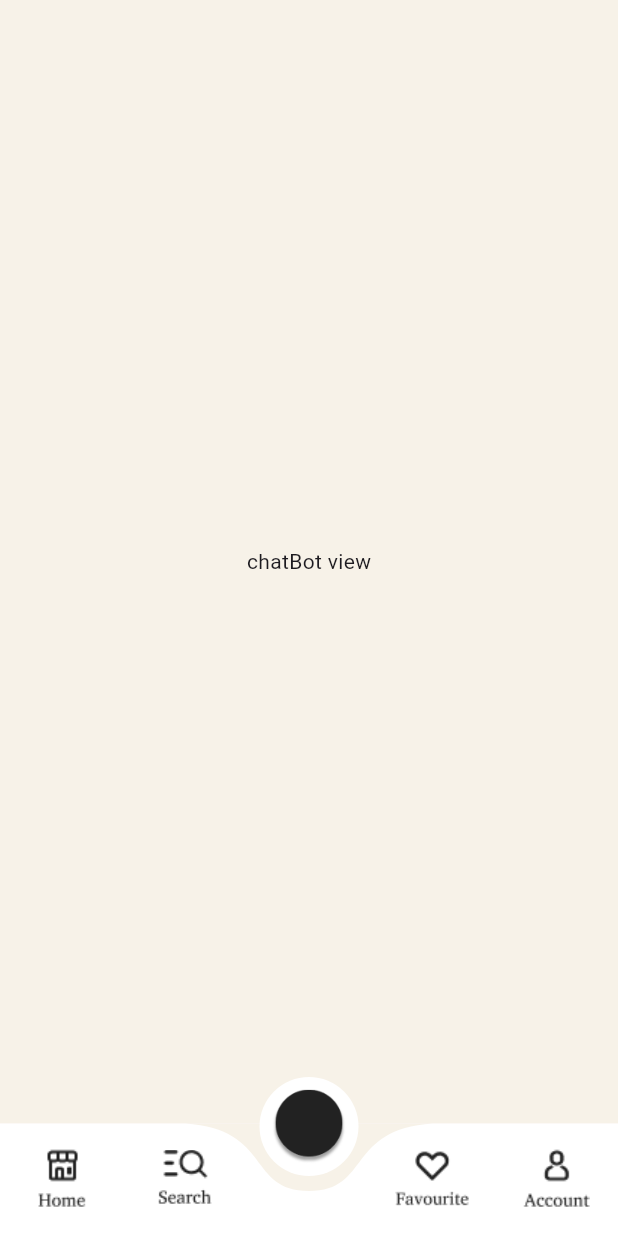
After one commit to Seifmohsen11/Y_balash-graduation_progect-, a Flutter app: the MainViewBody screen opened directly, item 3 of the bottom bar chosen, on a phone screen of 412 x 824 dp. The commit adds this screen. Run offline on Flutter 3.47's test engine with Material 3 defaults, Android fonts, the phone set to English and light mode, and no system bars; drawn by our look-alikes of curved_navigation_bar; our stand-ins replace device_preview, flutter_screenutil, pin_code_fields.

Commit message:
navigation bar and views on it

```diff
--- a/lib/Features/authentication/presentation/views/widgets/login_view_body.dart
+++ b/lib/Features/authentication/presentation/views/widgets/login_view_body.dart
@@ -4,7 +4,7 @@
 import 'package:y_balash/Features/authentication/presentation/views/sign_up_view.dart';
 import 'package:y_balash/Features/authentication/presentation/views/widgets/title_and_password_field.dart';
 import 'package:y_balash/Features/authentication/presentation/views/widgets/title_and_text_field.dart';
-import 'package:y_balash/Features/home/presentation/views/home_view.dart';
+import 'package:y_balash/Features/home/presentation/views/main_view.dart';
 import 'package:y_balash/core/constants/constants.dart';
 import 'package:y_balash/core/data/services/login_service.dart';
 import 'package:y_balash/core/helper/show_snackbar.dart';
@@ -106,7 +106,7 @@
                             await loginUser(email!, password!);
                             showSnackBar(context, 'Login Successful!',
                                 backgroundColor: Colors.green);
-                            Navigator.popAndPushNamed(context, HomeView.id);
+                            Navigator.popAndPushNamed(context, MainView.id);
                           } catch (error) {
                             showSnackBar(context, error.toString());
                           } finally {
--- /dev/null
+++ b/lib/Features/home/presentation/views/chat_bot_view.dart
@@ -0,0 +1,11 @@
+import 'package:flutter/material.dart';
+import 'package:y_balash/Features/home/presentation/views/widgets/chat_bot_view_body.dart';
+
+class ChatPotView extends StatelessWidget {
+  const ChatPotView({super.key});
+
+  @override
+  Widget build(BuildContext context) {
+    return const ChatPotViewBody();
+  }
+}
--- /dev/null
+++ b/lib/Features/home/presentation/views/widgets/chat_bot_view_body.dart
@@ -0,0 +1,16 @@
+import 'package:flutter/material.dart';
+import 'package:y_balash/core/constants/constants.dart';
+
+class ChatPotViewBody extends StatelessWidget {
+  const ChatPotViewBody({super.key});
+
+  @override
+  Widget build(BuildContext context) {
+    return const Scaffold(
+      backgroundColor: kPrimaryColor,
+      body: Center(
+        child: Text("chatBot view"),
+      ),
+    );
+  }
+}
--- /dev/null
+++ b/lib/Features/home/presentation/views/widgets/main_view_body.dart
@@ -0,0 +1,63 @@
+import 'package:curved_navigation_bar/curved_navigation_bar.dart';
+import 'package:flutter/material.dart';
+import 'package:y_balash/Features/home/presentation/views/account_view.dart';
+import 'package:y_balash/Features/home/presentation/views/chat_bot_view.dart';
+import 'package:y_balash/Features/home/presentation/views/favourite_view.dart';
+import 'package:y_balash/Features/home/presentation/views/home_view.dart';
+import 'package:y_balash/Features/home/presentation/views/search_view.dart';
+import 'package:y_balash/core/constants/constants.dart';
+
+class MainViewBody extends StatefulWidget {
+  const MainViewBody({super.key});
+
+  @override
+  State<MainViewBody> createState() => _MainViewBodyState();
+}
+
+class _MainViewBodyState extends State<MainViewBody> {
+  int selectedIndex = 0;
+  @override
+  Widget build(BuildContext context) {
+    return Scaffold(
+      bottomNavigationBar: CurvedNavigationBar(
+        backgroundColor: kPrimaryColor,
+        items: const <Widget>[
+          ImageIcon(
+            AssetImage("assets/icons/home.png"),
+            size: 50,
+          ),
+          ImageIcon(
+            AssetImage("assets/icons/search.png"),
+            size: 50,
+          ),
+          ImageIcon(
+            AssetImage("assets/icons/chatBot.png"),
+            size: 50,
+          ),
+          ImageIcon(
+            AssetImage("assets/icons/favourite.png"),
+            size: 50,
+          ),
+          ImageIcon(
+            AssetImage("assets/icons/account.png"),
+            size: 50,
+          ),
+        ],
+        onTap: (index) {
+          setState(() {
+            selectedIndex = index;
+          });
+        },
+      ),
+      body: pages[selectedIndex],
+    );
+  }
+}
+
+List<Widget> pages = [
+  HomeView(),
+  SearchView(),
+  ChatPotView(),
+  FavouriteView(),
+  AccountView(),
+];
--- a/lib/main.dart
+++ b/lib/main.dart
@@ -6,7 +6,7 @@
 import 'package:y_balash/Features/authentication/presentation/views/otp_verification_view.dart';
 import 'package:y_balash/Features/authentication/presentation/views/reset_password_view.dart';
 import 'package:y_balash/Features/authentication/presentation/views/sign_up_view.dart';
-import 'package:y_balash/Features/home/presentation/views/home_view.dart';
+import 'package:y_balash/Features/home/presentation/views/main_view.dart';
 
 void main() {
   runApp(
@@ -32,7 +32,7 @@
             ForgetPasswordView.id: (context) => const ForgetPasswordView(),
             OtpVerificationView.id: (context) => const OtpVerificationView(),
             ResetPasswordView.id: (context) => const ResetPasswordView(),
-            HomeView.id: (context) => const HomeView(),
+            MainView.id: (context) => const MainView(),
           },
           initialRoute: SignUpView.id,
         );
--- a/pubspec.yaml
+++ b/pubspec.yaml
@@ -29,6 +29,7 @@
 # versions available, run `flutter pub outdated`.
 dependencies:
   cupertino_icons: ^1.0.8
+  curved_navigation_bar: ^1.0.6
   device_preview: ^1.2.0
   flutter:
     sdk: flutter
```
Also changed, not shown: lib/Features/home/presentation/views/account_view.dart (added, +11 -0 lines), lib/Features/home/presentation/views/favourite_view.dart (added, +11 -0 lines), lib/Features/home/presentation/views/home_view.dart (+2 -6 lines), lib/Features/home/presentation/views/main_view.dart (added, +11 -0 lines), lib/Features/home/presentation/views/search_view.dart (added, +11 -0 lines), lib/Features/home/presentation/views/widgets/account_view_body.dart (added, +16 -0 lines), lib/Features/home/presentation/views/widgets/favourite_view_body.dart (added, +14 -0 lines), lib/Features/home/presentation/views/widgets/home_view_body.dart (added, +14 -0 lines), lib/Features/home/presentation/views/widgets/search_view_body.dart (added, +14 -0 lines), assets/icons/account.png (added), assets/icons/chatBot.png (added), assets/icons/favourite.png (added), assets/icons/home.png (added), assets/icons/search.png (added), 1 more files.
